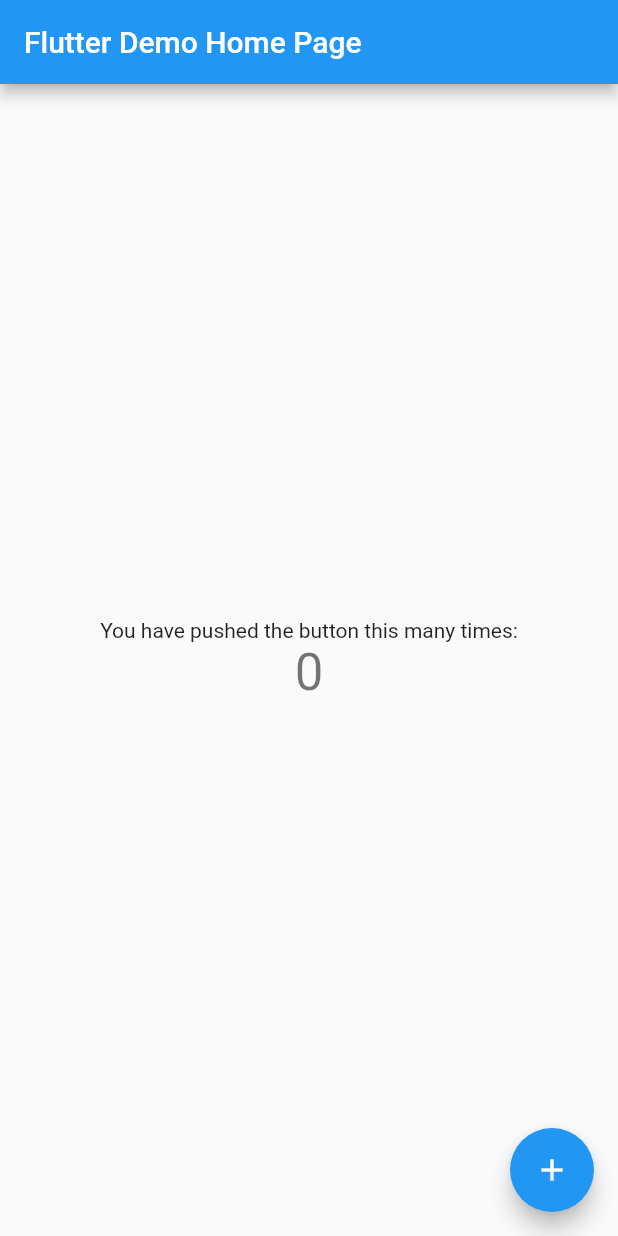
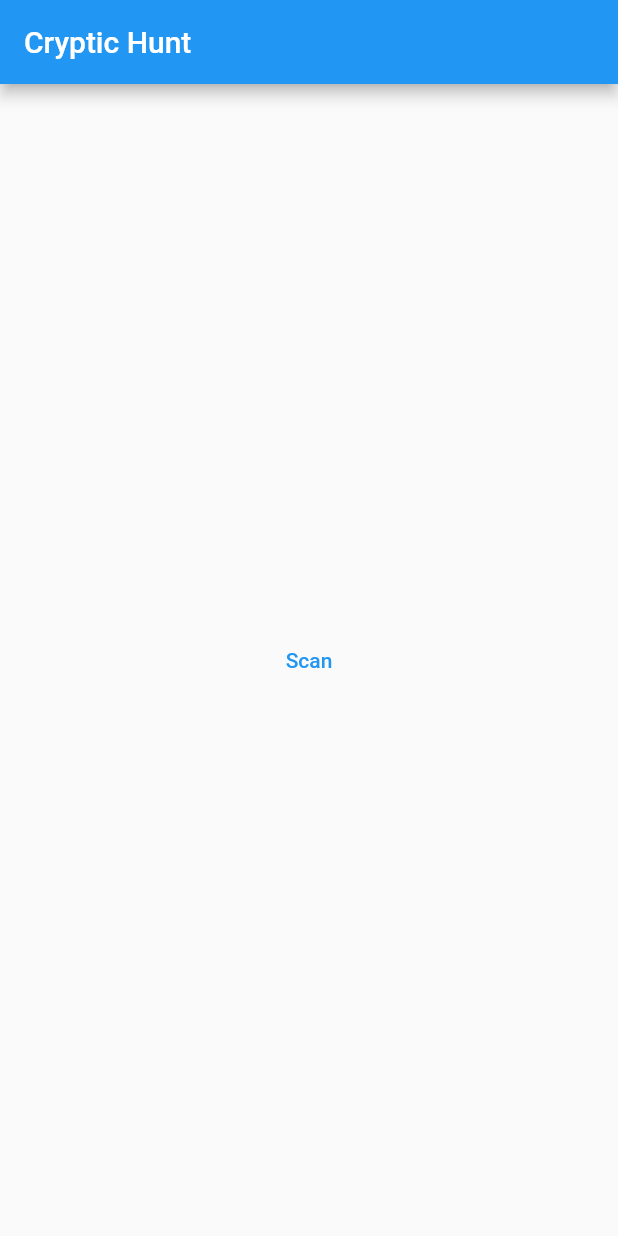
Before and after one commit to ACM-VIT/Cryptic-Hunt-App-23, a Flutter app: the screen it shows after launch, on a phone screen of 412 x 824 dp. Run offline on Flutter 3.47's test engine with Material 2 defaults, Android fonts, the phone set to English and light mode, and no system bars; missing offline and left inert: qr_code_scanner.

```diff
--- a/lib/main.dart
+++ b/lib/main.dart
@@ -1,3 +1,4 @@
+import 'package:cryptic_hunt/services/qr_scanner.dart';
 import 'package:flutter/material.dart';
 
 void main() {
@@ -13,103 +14,31 @@ class MyApp extends StatelessWidget {
     return MaterialApp(
       title: 'Flutter Demo',
       theme: ThemeData(
-        // This is the theme of your application.
-        //
-        // Try running your application with "flutter run". You'll see the
-        // application has a blue toolbar. Then, without quitting the app, try
-        // changing the primarySwatch below to Colors.green and then invoke
-        // "hot reload" (press "r" in the console where you ran "flutter run",
-        // or simply save your changes to "hot reload" in a Flutter IDE).
-        // Notice that the counter didn't reset back to zero; the application
-        // is not restarted.
         primarySwatch: Colors.blue,
       ),
-      home: const MyHomePage(title: 'Flutter Demo Home Page'),
+      home: const MyHomePage(),
     );
   }
 }
 
-class MyHomePage extends StatefulWidget {
-  const MyHomePage({super.key, required this.title});
-
-  // This widget is the home page of your application. It is stateful, meaning
-  // that it has a State object (defined below) that contains fields that affect
-  // how it looks.
-
-  // This class is the configuration for the state. It holds the values (in this
-  // case the title) provided by the parent (in this case the App widget) and
-  // used by the build method of the State. Fields in a Widget subclass are
-  // always marked "final".
-
-  final String title;
-
-  @override
-  State<MyHomePage> createState() => _MyHomePageState();
-}
-
-class _MyHomePageState extends State<MyHomePage> {
-  int _counter = 0;
-
-  void _incrementCounter() {
-    setState(() {
-      // This call to setState tells the Flutter framework that something has
-      // changed in this State, which causes it to rerun the build method below
-      // so that the display can reflect the updated values. If we changed
-      // _counter without calling setState(), then the build method would not be
-      // called again, and so nothing would appear to happen.
-      _counter++;
-    });
-  }
+class MyHomePage extends StatelessWidget {
+  const MyHomePage({Key? key}) : super(key: key);
 
   @override
   Widget build(BuildContext context) {
-    // This method is rerun every time setState is called, for instance as done
-    // by the _incrementCounter method above.
-    //
-    // The Flutter framework has been optimized to make rerunning build methods
-    // fast, so that you can just rebuild anything that needs updating rather
-    // than having to individually change instances of widgets.
     return Scaffold(
-      appBar: AppBar(
-        // Here we take the value from the MyHomePage object that was created by
-        // the App.build method, and use it to set our appbar title.
-        title: Text(widget.title),
+      appBar: AppBar(title: const Text("Cryptic Hunt")),
+      body: Container(
+        alignment: Alignment.center,
+        child: TextButton(
+            onPressed: () {
+              Navigator.push(
+                context,
+                MaterialPageRoute(builder: (context) => const QrScanner()),
+              );
+            },
+            child: const Text("Scan")),
       ),
-      body: Center(
-        // Center is a layout widget. It takes a single child and positions it
-        // in the middle of the parent.
-        child: Column(
-          // Column is also a layout widget. It takes a list of children and
-          // arranges them vertically. By default, it sizes itself to fit its
-          // children horizontally, and tries to be as tall as its parent.
-          //
-          // Invoke "debug painting" (press "p" in the console, choose the
-          // "Toggle Debug Paint" action from the Flutter Inspector in Android
-          // Studio, or the "Toggle Debug Paint" command in Visual Studio Code)
-          // to see the wireframe for each widget.
-          //
-          // Column has various properties to control how it sizes itself and
-          // how it positions its children. Here we use mainAxisAlignment to
-          // center the children vertically; the main axis here is the vertical
-          // axis because Columns are vertical (the cross axis would be
-          // horizontal).
-          mainAxisAlignment: MainAxisAlignment.center,
-          children: <Widget>[
-            const Text(
-              'You have pushed the button this many times:',
-            ),
-            Text(
-              '$_counter',
-              style: Theme.of(context).textTheme.headline4,
-            ),
-          ],
-        ),
-      ),
-      floatingActionButton: FloatingActionButton(
-        onPressed: _incrementCounter,
-        tooltip: 'Increment',
-        child: const Icon(Icons.add),
-      ), // This trailing comma makes auto-formatting nicer for build methods.
     );
   }
 }
```
Also changed, not shown: lib/services/qr_scanner.dart (added, +91 -0 lines), pubspec.lock, 2 other files.
